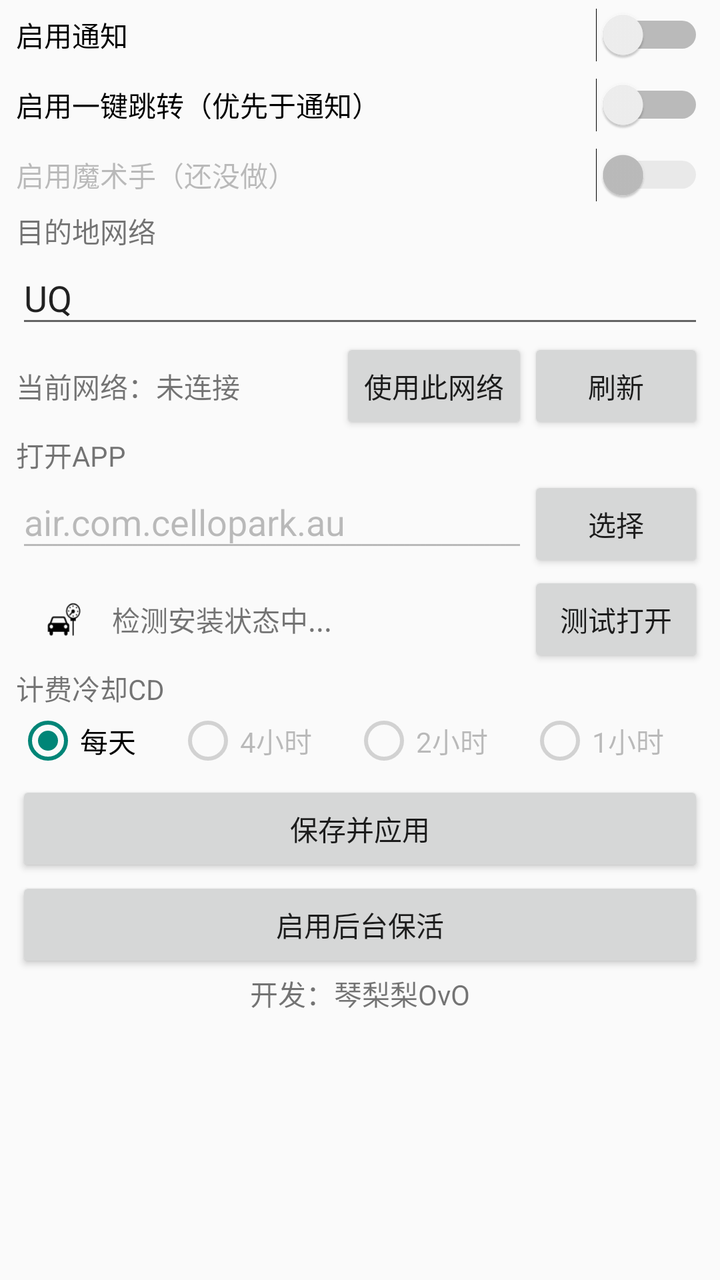
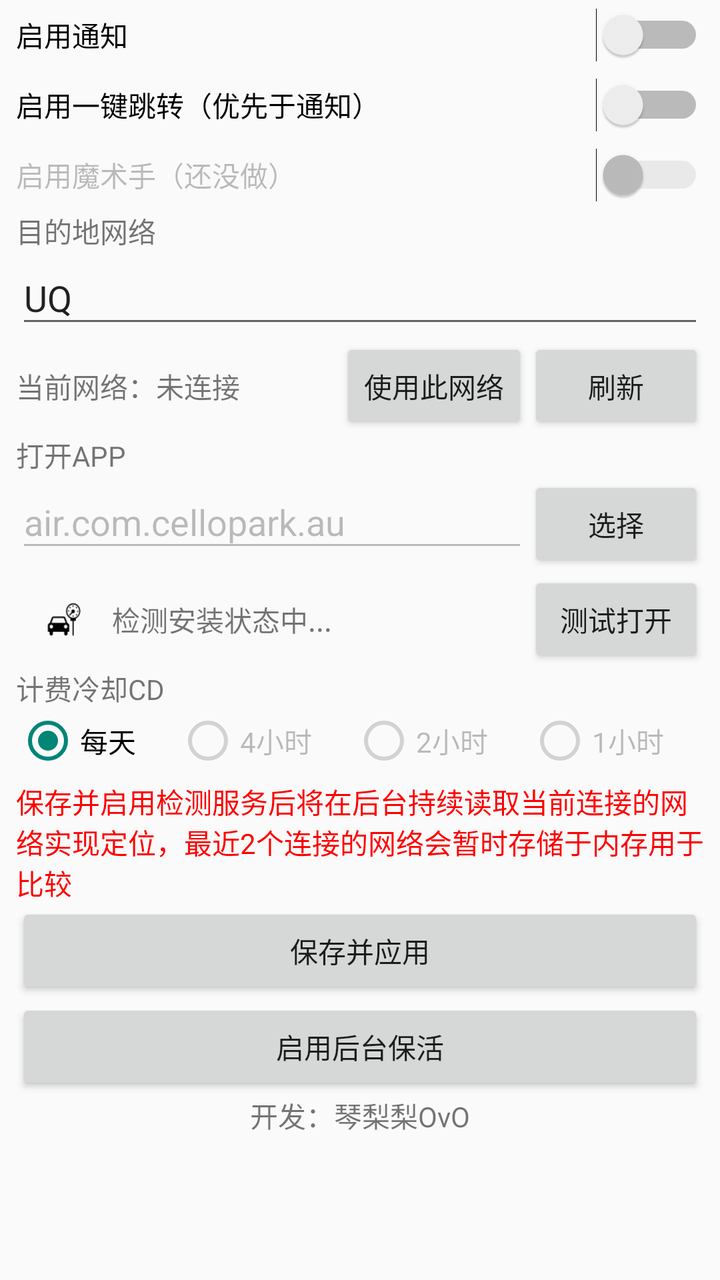

The first picture is an Android layout as it rendered before a commit; the second is the same layout after the commit. The layout source and the unified diff follow.
<!-- AndroidManifest.xml: application theme Theme.ParkingReminderForIdiots -->
<!-- res/layout/activity_main.xml -->
<?xml version="1.0" encoding="utf-8"?>
<LinearLayout xmlns:android="http://schemas.android.com/apk/res/android"
    xmlns:app="http://schemas.android.com/apk/res-auto"
    xmlns:tools="http://schemas.android.com/tools"
    android:id="@+id/main"
    android:layout_width="match_parent"
    android:layout_height="match_parent"
    android:orientation="vertical"
    android:fitsSystemWindows="true"
    tools:context=".MainActivity">
<ScrollView
    android:layout_width="match_parent"
    android:layout_height="match_parent">
    <LinearLayout
        android:layout_width="match_parent"
        android:layout_height="wrap_content"
        android:layout_marginHorizontal="8dp"
        android:orientation="vertical">

        <Switch
            android:id="@+id/enable_msg"
            android:layout_width="match_parent"
            android:layout_height="wrap_content"
            android:layout_marginVertical="4dp"
            android:text="启用通知" />

        <Switch
            android:id="@+id/enable_jump"
            android:layout_width="match_parent"
            android:layout_height="wrap_content"
            android:layout_marginVertical="4dp"
            android:text="启用一键跳转（优先于通知）" />

        <Switch
            android:id="@+id/enable_assist"
            android:layout_width="match_parent"
            android:layout_height="wrap_content"
            android:layout_marginVertical="4dp"
            android:enabled="false"
            android:text="启用魔术手（还没做）" />

        <TextView
        android:layout_width="match_parent"
        android:layout_height="wrap_content"
        android:text="目的地网络" />

    <EditText
        android:id="@+id/ssid"
        android:layout_width="match_parent"
        android:layout_height="wrap_content"
        android:ems="10"
        android:hint="目的地网络"
        android:inputType="text"
        android:text="UQ" />

    <LinearLayout
        android:layout_width="match_parent"
        android:layout_height="wrap_content"
        android:orientation="horizontal">

        <TextView
            android:id="@+id/current_ssid"
            android:layout_width="0dp"
            android:gravity="center_vertical"
            android:layout_height="match_parent"
            android:layout_weight="1"
            android:text="当前网络：未连接" />

        <Button
            android:id="@+id/use_ssid"
            android:layout_width="wrap_content"
            android:layout_height="wrap_content"
            android:layout_weight="0"
            android:onClick="setSSID"
            android:text="使用此网络" />

        <Button
            android:id="@+id/refresh_ssid"
            android:layout_width="wrap_content"
            android:layout_height="wrap_content"
            android:layout_weight="0"
            android:onClick="refreshSSID"
            android:text="刷新" />
    </LinearLayout>

    <TextView
        android:layout_width="match_parent"
        android:layout_height="wrap_content"
        android:text="打开APP" />
    <LinearLayout
        android:layout_width="match_parent"
        android:layout_height="wrap_content"
        android:orientation="horizontal">
        <EditText
            android:id="@+id/pkgname"
            android:layout_width="0dp"
            android:layout_weight="1"
            android:layout_height="wrap_content"
            android:ems="10"
            android:hint="APP包名"
            android:enabled="false"
            android:inputType="text"
            android:text="air.com.cellopark.au" />
        <Button
            android:id="@+id/select_app"
            android:layout_width="wrap_content"
            android:layout_height="wrap_content"
            android:onClick="selectApp"
            android:text="选择" />
    </LinearLayout>

    <LinearLayout
        android:layout_width="match_parent"
        android:layout_height="wrap_content"
        android:orientation="horizontal">

        <ImageView
            android:id="@+id/app_icon"
            android:padding="4dp"
            android:layout_width="48dp"
            android:layout_height="48dp"
            android:layout_weight="0"
            android:src="@drawable/ic_launcher_foreground" />

        <TextView
            android:id="@+id/app_name"
            android:layout_width="0dp"
            android:layout_height="wrap_content"
            android:layout_weight="1"
            android:gravity="center_vertical"
            android:maxLines="1"
            android:text="检测安装状态中..." />

        <Button
            android:id="@+id/test_open"
            android:layout_width="wrap_content"
            android:layout_height="wrap_content"
            android:onClick="testOpen"
            android:text="测试打开" />

    </LinearLayout>


        <TextView
            android:layout_width="match_parent"
            android:layout_height="wrap_content"
            android:text="计费冷却CD" />

        <RadioGroup
            android:orientation="horizontal"
            android:id="@+id/cool_cd"
            android:layout_width="match_parent"
            android:checkedButton="@id/cd_day"
            android:layout_height="36dp" >

            <RadioButton
                android:id="@+id/cd_day"
                android:layout_width="wrap_content"
                android:layout_height="wrap_content"
                android:layout_weight="1"
                android:text="每天" />

            <RadioButton
                android:id="@+id/cd_4hour"
                android:layout_width="wrap_content"
                android:layout_height="wrap_content"
                android:layout_weight="1"
                android:enabled="false"
                android:text="4小时" />

            <RadioButton
                android:id="@+id/cd_2hour"
                android:layout_width="wrap_content"
                android:layout_height="wrap_content"
                android:layout_weight="1"
                android:enabled="false"
                android:text="2小时" />

            <RadioButton
                android:id="@+id/cd_1hour"
                android:layout_width="wrap_content"
                android:layout_height="wrap_content"
                android:layout_weight="1"
                android:enabled="false"
                android:text="1小时" />
        </RadioGroup>

        <Button
            android:id="@+id/apply"
            android:layout_width="match_parent"
            android:layout_height="wrap_content"
            android:onClick="saveConfig"
            android:text="保存并应用" />

        <Button
            android:id="@+id/battery_opt"
            android:layout_width="match_parent"
            android:layout_height="wrap_content"
            android:onClick="requestBatteryWhitelist"
            android:text="启用后台保活" />

        <TextView
            android:layout_width="match_parent"
            android:layout_height="wrap_content"
            android:gravity="center_horizontal"
            android:text="开发：琴梨梨OvO" />
    </LinearLayout>
</ScrollView>
</LinearLayout>
<!-- resources referenced by this layout -->
<resources>
  <!-- drawable ic_launcher_foreground: vector/xml drawable (drawable, 2773 chars, omitted) -->
  <style name="Theme.ParkingReminderForIdiots" parent="Base.Theme.ParkingReminderForIdiots" />
  <style name="Base.Theme.ParkingReminderForIdiots" parent="android:Theme.Material.Light">
          
          
      </style>
</resources>

<!-- the commit's change to res/layout/activity_main.xml (unified diff, before → after) -->
@@ -185,6 +185,13 @@
                 android:text="1小时" />
         </RadioGroup>
 
+        <TextView
+            android:id="@+id/textView"
+            android:layout_width="match_parent"
+            android:layout_height="wrap_content"
+            android:text="保存并启用检测服务后将在后台持续读取当前连接的网络实现定位，最近2个连接的网络会暂时存储于内存用于比较"
+            android:textColor="#FF0000" />
+
         <Button
             android:id="@+id/apply"
             android:layout_width="match_parent"
